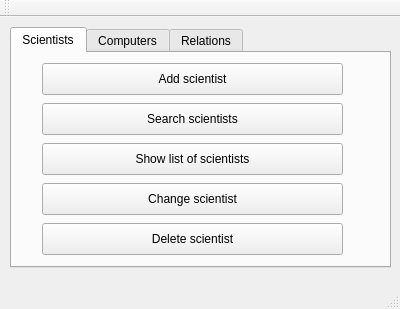
The window that week3/mainwindow.ui (jonsig/verklegt-namskeid-1) describes before a commit, drawn with Qt 5.
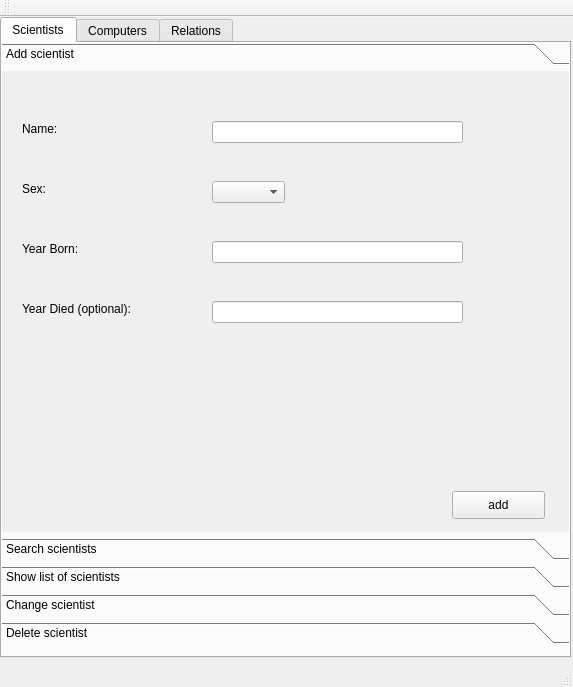
The same window after the commit.

Commit message: Designer breytingar

```diff
--- a/week3/mainwindow.ui
+++ b/week3/mainwindow.ui
@@ -6,8 +6,8 @@
    <rect>
     <x>0</x>
     <y>0</y>
-    <width>400</width>
-    <height>309</height>
+    <width>573</width>
+    <height>687</height>
    </rect>
   </property>
   <property name="windowTitle">
@@ -20,10 +20,10 @@
    <widget class="QTabWidget" name="tabWidget">
     <property name="geometry">
      <rect>
-      <x>10</x>
-      <y>10</y>
-      <width>381</width>
-      <height>241</height>
+      <x>0</x>
+      <y>0</y>
+      <width>571</width>
+      <height>641</height>
      </rect>
     </property>
     <property name="currentIndex">
@@ -33,70 +33,284 @@
      <attribute name="title">
       <string>Scientists</string>
      </attribute>
-     <widget class="QPushButton" name="pushButton_add_scientist">
+     <widget class="QToolBox" name="toolBox">
       <property name="geometry">
        <rect>
-        <x>30</x>
-        <y>10</y>
-        <width>301</width>
-        <height>32</height>
+        <x>0</x>
+        <y>0</y>
+        <width>571</width>
+        <height>601</height>
        </rect>
       </property>
-      <property name="text">
-       <string>Add scientist</string>
+      <property name="currentIndex">
+       <number>0</number>
       </property>
-     </widget>
-     <widget class="QPushButton" name="pushButton_search_scientists">
-      <property name="geometry">
-       <rect>
-        <x>30</x>
-        <y>50</y>
-        <width>301</width>
-        <height>32</height>
-       </rect>
-      </property>
-      <property name="text">
-       <string>Search scientists</string>
-      </property>
-     </widget>
-     <widget class="QPushButton" name="pushButton_show_scientists">
-      <property name="geometry">
-       <rect>
-        <x>30</x>
-        <y>90</y>
-        <width>301</width>
-        <height>32</height>
-       </rect>
-      </property>
-      <property name="text">
-       <string>Show list of scientists</string>
-      </property>
-     </widget>
-     <widget class="QPushButton" name="pushButton_change_scientist">
-      <property name="geometry">
-       <rect>
-        <x>30</x>
-        <y>130</y>
-        <width>301</width>
-        <height>32</height>
-       </rect>
-      </property>
-      <property name="text">
-       <string>Change scientist</string>
-      </property>
-     </widget>
-     <widget class="QPushButton" name="pushButton_delete_sceintist">
-      <property name="geometry">
-       <rect>
-        <x>30</x>
-        <y>170</y>
-        <width>301</width>
-        <height>32</height>
-       </rect>
-      </property>
-      <property name="text">
-       <string>Delete scientist</string>
-      </property>
+      <widget class="QWidget" name="page">
+       <property name="geometry">
+        <rect>
+         <x>0</x>
+         <y>0</y>
+         <width>571</width>
+         <height>446</height>
+        </rect>
+       </property>
+       <attribute name="label">
+        <string>Add scientist</string>
+       </attribute>
+       <widget class="QPushButton" name="addScientistButton">
+        <property name="geometry">
+         <rect>
+          <x>450</x>
+          <y>420</y>
+          <width>93</width>
+          <height>28</height>
+         </rect>
+        </property>
+        <property name="text">
+         <string>add</string>
+        </property>
+       </widget>
+       <widget class="QLineEdit" name="lineEdit">
+        <property name="geometry">
+         <rect>
+          <x>210</x>
+          <y>50</y>
+          <width>251</width>
+          <height>22</height>
+         </rect>
+        </property>
+       </widget>
+       <widget class="QLabel" name="label">
+        <property name="geometry">
+         <rect>
+          <x>20</x>
+          <y>50</y>
+          <width>55</width>
+          <height>16</height>
+         </rect>
+        </property>
+        <property name="font">
+         <font>
+          <pointsize>9</pointsize>
+         </font>
+        </property>
+        <property name="text">
+         <string>Name:</string>
+        </property>
+       </widget>
+       <widget class="QLabel" name="label_2">
+        <property name="geometry">
+         <rect>
+          <x>20</x>
+          <y>110</y>
+          <width>55</width>
+          <height>16</height>
+         </rect>
+        </property>
+        <property name="font">
+         <font>
+          <pointsize>9</pointsize>
+         </font>
+        </property>
+        <property name="text">
+         <string>Sex:</string>
+        </property>
+       </widget>
+       <widget class="QLabel" name="label_3">
+        <property name="geometry">
+         <rect>
+          <x>20</x>
+          <y>170</y>
+          <width>91</width>
+          <height>16</height>
+         </rect>
+        </property>
+        <property name="font">
+         <font>
+          <pointsize>9</pointsize>
+         </font>
+        </property>
+        <property name="text">
+         <string>Year Born:</string>
+        </property>
+       </widget>
+       <widget class="QLabel" name="label_4">
+        <property name="geometry">
+         <rect>
+          <x>20</x>
+          <y>230</y>
+          <width>141</width>
+          <height>16</height>
+         </rect>
+        </property>
+        <property name="font">
+         <font>
+          <pointsize>9</pointsize>
+         </font>
+        </property>
+        <property name="text">
+         <string>Year Died (optional):</string>
+        </property>
+       </widget>
+       <widget class="QLineEdit" name="lineEdit_2">
+        <property name="geometry">
+         <rect>
+          <x>210</x>
+          <y>170</y>
+          <width>251</width>
+          <height>22</height>
+         </rect>
+        </property>
+       </widget>
+       <widget class="QLineEdit" name="lineEdit_3">
+        <property name="geometry">
+         <rect>
+          <x>210</x>
+          <y>230</y>
+          <width>251</width>
+          <height>22</height>
+         </rect>
+        </property>
+       </widget>
+       <widget class="QComboBox" name="comboBox">
+        <property name="geometry">
+         <rect>
+          <x>210</x>
+          <y>110</y>
+          <width>73</width>
+          <height>22</height>
+         </rect>
+        </property>
+       </widget>
+      </widget>
+      <widget class="QWidget" name="page_2">
+       <property name="geometry">
+        <rect>
+         <x>0</x>
+         <y>0</y>
+         <width>571</width>
+         <height>446</height>
+        </rect>
+       </property>
+       <attribute name="label">
+        <string>Search scientists</string>
+       </attribute>
+       <widget class="QLabel" name="label_5">
+        <property name="geometry">
+         <rect>
+          <x>20</x>
+          <y>90</y>
+          <width>55</width>
+          <height>16</height>
+         </rect>
+        </property>
+        <property name="font">
+         <font>
+          <pointsize>9</pointsize>
+         </font>
+        </property>
+        <property name="text">
+         <string>Search:</string>
+        </property>
+       </widget>
+       <widget class="QLabel" name="label_6">
+        <property name="geometry">
+         <rect>
+          <x>20</x>
+          <y>10</y>
+          <width>521</width>
+          <height>16</height>
+         </rect>
+        </property>
+        <property name="font">
+         <font>
+          <pointsize>9</pointsize>
+         </font>
+        </property>
+        <property name="text">
+         <string>To search for scientist, enter one of the following:</string>
+        </property>
+       </widget>
+       <widget class="QLabel" name="label_7">
+        <property name="geometry">
+         <rect>
+          <x>20</x>
+          <y>50</y>
+          <width>531</width>
+          <height>16</height>
+         </rect>
+        </property>
+        <property name="font">
+         <font>
+          <pointsize>9</pointsize>
+         </font>
+        </property>
+        <property name="text">
+         <string>To search for scientists that are still alive, enter the term: alive</string>
+        </property>
+       </widget>
+       <widget class="QLineEdit" name="lineEdit_4">
+        <property name="geometry">
+         <rect>
+          <x>80</x>
+          <y>90</y>
+          <width>391</width>
+          <height>22</height>
+         </rect>
+        </property>
+       </widget>
+       <widget class="QLabel" name="label_8">
+        <property name="geometry">
+         <rect>
+          <x>20</x>
+          <y>30</y>
+          <width>331</width>
+          <height>16</height>
+         </rect>
+        </property>
+        <property name="font">
+         <font>
+          <pointsize>9</pointsize>
+         </font>
+        </property>
+        <property name="text">
+         <string> their name, sex, year of birth or year of death.</string>
+        </property>
+       </widget>
+       <widget class="QLabel" name="label_9">
+        <property name="geometry">
+         <rect>
+          <x>20</x>
+          <y>150</y>
+          <width>81</width>
+          <height>16</height>
+         </rect>
+        </property>
+        <property name="font">
+         <font>
+          <pointsize>9</pointsize>
+         </font>
+        </property>
+        <property name="text">
+         <string>Resaults:</string>
+        </property>
+       </widget>
+      </widget>
+      <widget class="QWidget" name="page_3">
+       <attribute name="label">
+        <string>Show list of scientists</string>
+       </attribute>
+      </widget>
+      <widget class="QWidget" name="page_4">
+       <attribute name="label">
+        <string>Change scientist</string>
+       </attribute>
+      </widget>
+      <widget class="QWidget" name="page_5">
+       <attribute name="label">
+        <string>Delete scientist</string>
+       </attribute>
+      </widget>
      </widget>
     </widget>
     <widget class="QWidget" name="tab_computers">
```
Left out of the diff: 4 changed lines with no effect on the pictures.
